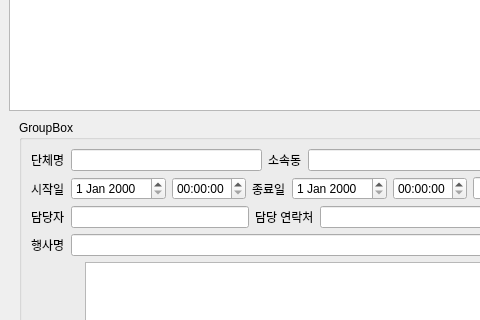
Old version of the form client/main/schedule.ui in the repository sharpscar/ok_corp; both pictures show x 0 to 480 and y 179 to 499 of the 997 by 980 pixel window.
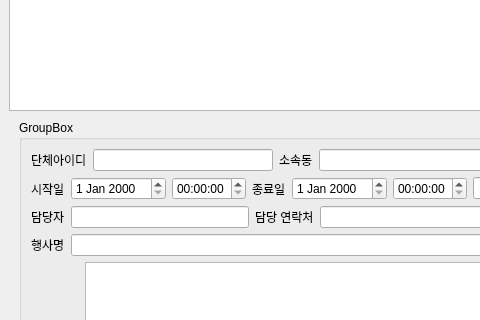
New version of the form.

What changed in the file:
```diff
--- a/client/main/schedule.ui
+++ b/client/main/schedule.ui
@@ -49,7 +49,7 @@
            <item>
             <widget class="QLabel" name="label_5">
              <property name="text">
-              <string>단체명</string>
+              <string>단체아이디</string>
              </property>
             </widget>
            </item>
```
